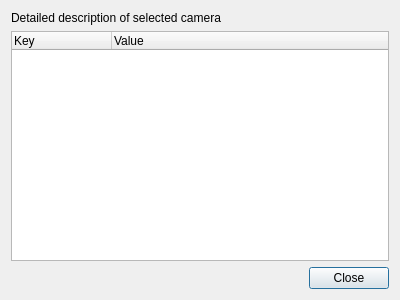
First picture: the form in camtool/aboutdevice.ui, repository steveicarus/camctl, before the edit.
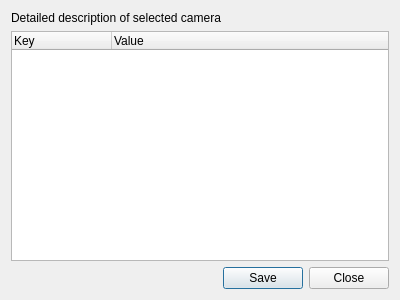
Second picture: the form after the edit.

Commit message:
Write the About Camera details to a file.
Add the "Save" button to the About Camera dialog box
to write the camera details to a file for diagnostic
purposes.

```diff
--- a/camtool/aboutdevice.ui
+++ b/camtool/aboutdevice.ui
@@ -49,7 +49,7 @@
       <enum>Qt::Horizontal</enum>
      </property>
      <property name="standardButtons" >
-      <set>QDialogButtonBox::Close</set>
+      <set>QDialogButtonBox::Close|QDialogButtonBox::Save</set>
      </property>
     </widget>
    </item>
```
Left out of the diff: 1 changed line with no effect on the pictures. The commit also changes 2 other files.
